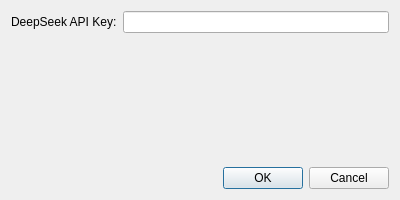
mike-Ry/pichat, file src/gui/SettingsDialog.ui: the form before one commit.
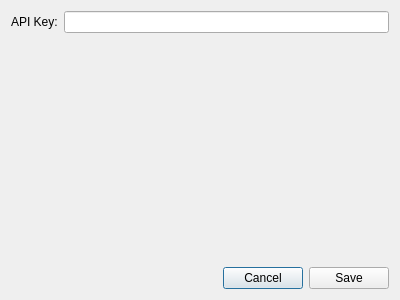
The form after the commit.

Patch:
```diff
--- a/src/gui/SettingsDialog.ui
+++ b/src/gui/SettingsDialog.ui
@@ -7,7 +7,7 @@
     <x>0</x>
     <y>0</y>
     <width>400</width>
-    <height>200</height>
+				<height>300</height>
    </rect>
   </property>
   <property name="windowTitle">
@@ -19,7 +19,7 @@
      <item row="0" column="0">
       <widget class="QLabel" name="label">
        <property name="text">
-        <string>DeepSeek API Key:</string>
+								<string>API Key:</string>
        </property>
       </widget>
      </item>
@@ -46,14 +46,35 @@
     </spacer>
    </item>
    <item>
-    <widget class="QDialogButtonBox" name="buttonBox">
+				<layout class="QHBoxLayout" name="horizontalLayout">
+					<item>
+						<spacer name="horizontalSpacer">
      <property name="orientation">
       <enum>Qt::Horizontal</enum>
      </property>
-     <property name="standardButtons">
-      <set>QDialogButtonBox::Cancel|QDialogButtonBox::Ok</set>
-     </property>
-    </widget>
+							<property name="sizeHint" stdset="0">
+								<size>
+									<width>40</width>
+									<height>20</height>
+								</size>
+							</property>
+						</spacer>
+					</item>
+					<item>
+						<widget class="QPushButton" name="cancelButton">
+							<property name="text">
+								<string>Cancel</string>
+							</property>
+						</widget>
+					</item>
+					<item>
+						<widget class="QPushButton" name="saveButton">
+							<property name="text">
+								<string>Save</string>
+							</property>
+						</widget>
+					</item>
+				</layout>
    </item>
   </layout>
  </widget>
```
Left out of the diff: 4 changed lines with no effect on the pictures. Lines whose indentation alone changed are shown as unchanged.
